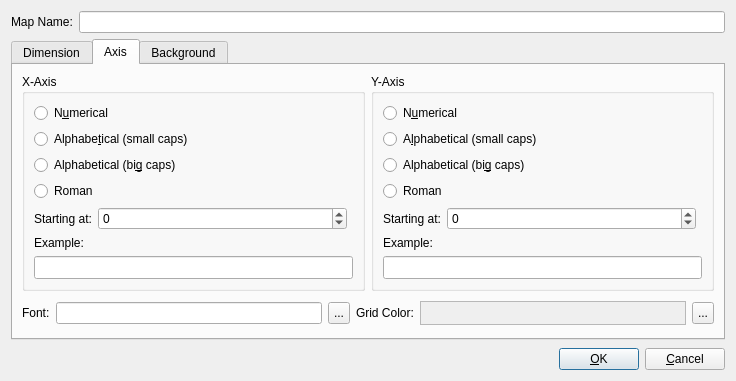
dyle/rpgmapper, file bin/mappropertiesdialog.ui: the form before one commit.
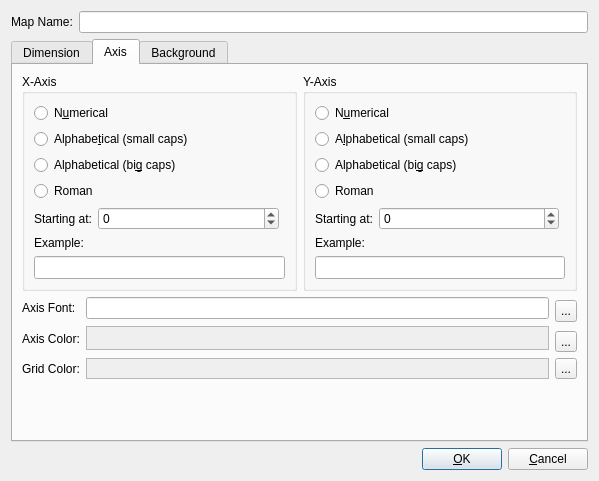
The form after the commit. Icons and pictures are not drawn. Custom widgets are drawn as their Qt base class.

Commit message: adds color and font setters to axis and grid layout

The edit to the form file:
```diff
--- a/bin/mappropertiesdialog.ui
+++ b/bin/mappropertiesdialog.ui
@@ -6,8 +6,8 @@
    <rect>
     <x>0</x>
     <y>0</y>
-    <width>736</width>
-    <height>381</height>
+    <width>599</width>
+    <height>481</height>
    </rect>
   </property>
   <property name="windowTitle">
@@ -472,14 +472,8 @@
         </widget>
        </item>
        <item row="1" column="0" colspan="2">
-        <widget class="QWidget" name="fontAndColorWidget" native="true">
-         <property name="minimumSize">
-          <size>
-           <width>0</width>
-           <height>30</height>
-          </size>
-         </property>
-         <layout class="QHBoxLayout" name="fontAndColorLayout" stretch="0,1,0,1">
+        <widget class="QWidget" name="axisFontAndColorWidget" native="true">
+         <layout class="QGridLayout" name="axisFontAndColorLayout">
           <property name="leftMargin">
            <number>0</number>
           </property>
@@ -492,36 +486,21 @@
           <property name="bottomMargin">
            <number>0</number>
           </property>
-          <item>
+          <item row="0" column="0">
            <widget class="QLabel" name="axisFontTitleLabel">
             <property name="text">
-             <string>Font:</string>
+             <string>Axis Font:</string>
             </property>
            </widget>
           </item>
-          <item>
-           <widget class="QWidget" name="axisFontWidget" native="true">
-            <layout class="QHBoxLayout" name="axisFontLayout">
-             <property name="leftMargin">
-              <number>0</number>
-             </property>
-             <property name="topMargin">
-              <number>0</number>
-             </property>
-             <property name="rightMargin">
-              <number>0</number>
-             </property>
-             <property name="bottomMargin">
-              <number>0</number>
-             </property>
-             <item>
+          <item row="0" column="1">
               <widget class="QLineEdit" name="axisFontLineEdit">
                <property name="readOnly">
                 <bool>true</bool>
                </property>
               </widget>
              </item>
-             <item>
+          <item row="0" column="2" rowspan="2">
               <widget class="QToolButton" name="axisFontToolButton">
                <property name="maximumSize">
                 <size>
@@ -534,32 +513,14 @@
                </property>
               </widget>
              </item>
-            </layout>
-           </widget>
-          </item>
-          <item>
+          <item row="1" column="0" rowspan="2">
            <widget class="QLabel" name="axisColorTitleLabel">
             <property name="text">
-             <string>Grid Color:</string>
+             <string>Axis Color:</string>
             </property>
            </widget>
           </item>
-          <item>
-           <widget class="QWidget" name="axisColorWidget" native="true">
-            <layout class="QHBoxLayout" name="axisColorLayout">
-             <property name="leftMargin">
-              <number>0</number>
-             </property>
-             <property name="topMargin">
-              <number>0</number>
-             </property>
-             <property name="rightMargin">
-              <number>0</number>
-             </property>
-             <property name="bottomMargin">
-              <number>0</number>
-             </property>
-             <item>
+          <item row="1" column="1" rowspan="2">
               <widget class="QFrame" name="axisColorFrame">
                <property name="minimumSize">
                 <size>
@@ -584,7 +545,7 @@
                </property>
               </widget>
              </item>
-             <item>
+          <item row="2" column="2">
               <widget class="QToolButton" name="axisColorToolButton">
                <property name="maximumSize">
                 <size>
@@ -597,12 +558,67 @@
                </property>
               </widget>
              </item>
-            </layout>
+          <item row="3" column="0">
+           <widget class="QLabel" name="gridColorTitleLabel">
+            <property name="text">
+             <string>Grid Color:</string>
+            </property>
            </widget>
           </item>
+          <item row="3" column="1">
+           <widget class="QFrame" name="gridColorFrame">
+            <property name="minimumSize">
+             <size>
+              <width>100</width>
+              <height>0</height>
+             </size>
+            </property>
+            <property name="maximumSize">
+             <size>
+              <width>16777215</width>
+              <height>24</height>
+             </size>
+            </property>
+            <property name="autoFillBackground">
+             <bool>true</bool>
+            </property>
+            <property name="frameShape">
+             <enum>QFrame::StyledPanel</enum>
+            </property>
+            <property name="frameShadow">
+             <enum>QFrame::Raised</enum>
+            </property>
+           </widget>
+          </item>
+          <item row="3" column="2">
+           <widget class="QToolButton" name="gridColorToolButton">
+            <property name="maximumSize">
+             <size>
+              <width>22</width>
+              <height>22</height>
+             </size>
+            </property>
+            <property name="text">
+             <string>...</string>
+            </property>
+           </widget>
+          </item>
          </layout>
         </widget>
        </item>
+       <item row="2" column="0" colspan="2">
+        <spacer name="axisSpacer">
+         <property name="orientation">
+          <enum>Qt::Vertical</enum>
+         </property>
+         <property name="sizeHint" stdset="0">
+          <size>
+           <width>20</width>
+           <height>40</height>
+          </size>
+         </property>
+        </spacer>
+       </item>
       </layout>
      </widget>
      <widget class="QWidget" name="backgroundWidget">
@@ -782,8 +798,8 @@
               <rect>
                <x>0</x>
                <y>0</y>
-               <width>35</width>
-               <height>55</height>
+               <width>342</width>
+               <height>402</height>
               </rect>
              </property>
             </widget>
@@ -796,19 +812,6 @@
      </widget>
     </widget>
    </item>
-   <item>
-    <spacer name="buttonsBoxSpacer">
-     <property name="orientation">
-      <enum>Qt::Vertical</enum>
-     </property>
-     <property name="sizeHint" stdset="0">
-      <size>
-       <width>20</width>
-       <height>1</height>
-      </size>
-     </property>
-    </spacer>
-   </item>
    <item>
     <widget class="QWidget" name="buttonsWidget" native="true">
      <layout class="QHBoxLayout" name="buttonsLayout">
```
Lines whose indentation alone changed are shown as unchanged. The commit also changes 12 other files.
